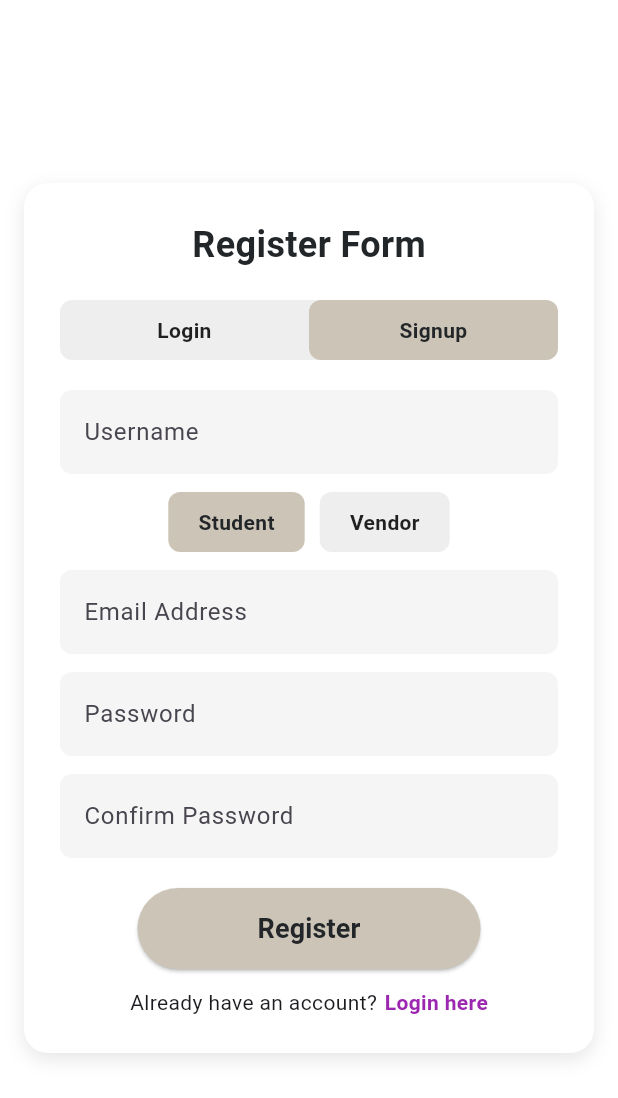
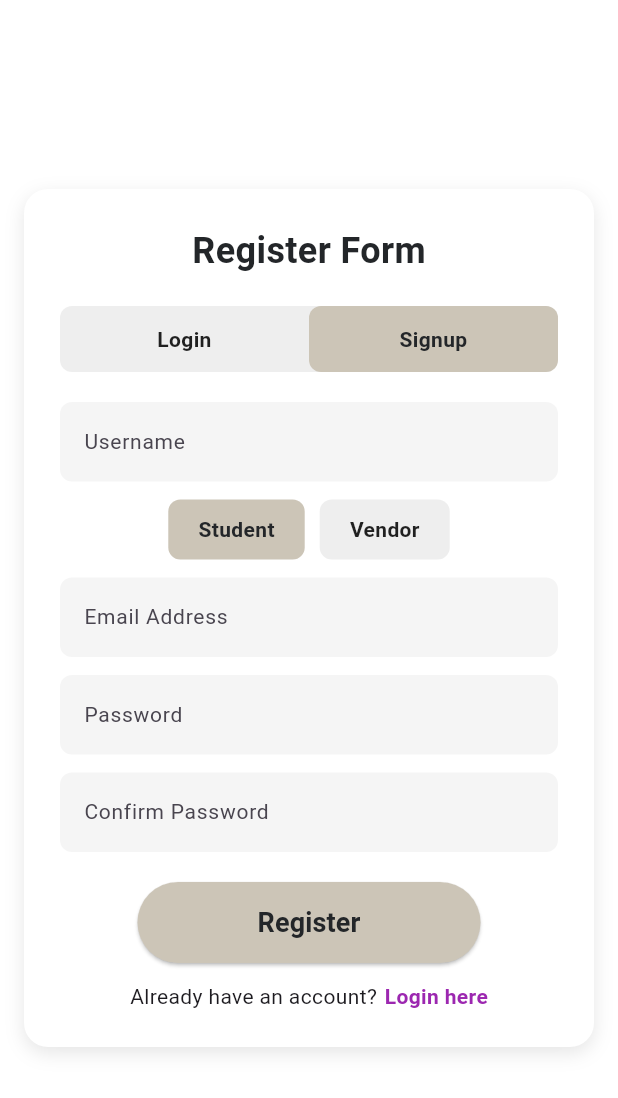
Before and after one commit to mrDracarysCS/campus_cart, a Flutter app: the LoginRegisterView screen opened by its route, after a tap on "Signup", on a phone screen of 412 x 824 dp. Shown: the top 1098 px of the screen. Run offline on Flutter 3.47's test engine with Material 3 defaults, Android fonts, the phone set to English and light mode, and no system bars; our stand-ins replace google_fonts, supabase_flutter; accounts and stored records are empty.

Commit message:
login_reg_fixed

```diff
--- a/campus_cart/lib/main.dart
+++ b/campus_cart/lib/main.dart
@@ -19,8 +19,9 @@ Future<void> main() async {
   // ✅ Initialize Supabase
   await Supabase.initialize(
     url:
-        "https://rxfxrjurvhyhtpienete.supabase.co", // replace with your project URL
-    anonKey: "eyJhbGciOiJIUzI1NiIsInR5cCI6IkpXVCJ9.eyJpc3MiOiJzdXBhYmFzZSIsInJlZiI6InJ4ZnhyanVydmh5aHRwaWVuZXRlIiwicm9sZSI6ImFub24iLCJpYXQiOjE3NTM2NTYwMTksImV4cCI6MjA2OTIzMjAxOX0.yy4sJJG6xwQPzQj0KCplG3ZmRvtv8jJ4MMIGCRFFogE", // replace with your anon key
+        "https://bkguuklqohtvhxeeuxkl.supabase.co", // replace with your project URL
+    anonKey:
+        "eyJhbGciOiJIUzI1NiIsInR5cCI6IkpXVCJ9.eyJpc3MiOiJzdXBhYmFzZSIsInJlZiI6ImJrZ3V1a2xxb2h0dmh4ZWV1eGtsIiwicm9sZSI6ImFub24iLCJpYXQiOjE3NTM3NTYzNDUsImV4cCI6MjA2OTMzMjM0NX0.-FYwDX4cmDcpEmJ2ZkJQtZkhpwojA4SBIXH7LSP5vus", // replace with your anon key
   );
 
   runApp(const CampusCartApp());
--- a/campus_cart/lib/views/auth/login_register_view.dart
+++ b/campus_cart/lib/views/auth/login_register_view.dart
@@ -1,7 +1,7 @@
 import 'package:flutter/material.dart';
 import 'package:campus_cart/utils/constants.dart';
+import 'package:campus_cart/models/app_user.dart';
 import 'package:campus_cart/db/auth_service.dart';
-import 'package:campus_cart/models/app_user.dart';
 
 class LoginRegisterView extends StatefulWidget {
   final bool startInLogin;
@@ -14,13 +14,12 @@ class LoginRegisterView extends StatefulWidget {
 
 class _LoginRegisterViewState extends State<LoginRegisterView> {
   late bool isLogin;
-  String selectedRole = "Student"; // Default role
+  String selectedRole = "Student";
 
-  final TextEditingController _emailController = TextEditingController();
-  final TextEditingController _passwordController = TextEditingController();
-  final TextEditingController _confirmPasswordController =
-      TextEditingController();
-  final TextEditingController _usernameController = TextEditingController();
+  final _emailController = TextEditingController();
+  final _passwordController = TextEditingController();
+  final _confirmPasswordController = TextEditingController();
+  final _usernameController = TextEditingController();
 
   bool isLoading = false;
 
@@ -30,16 +29,23 @@ class _LoginRegisterViewState extends State<LoginRegisterView> {
     isLogin = widget.startInLogin;
   }
 
-  void _showMessage(String message, Color color) {
-    ScaffoldMessenger.of(context).showSnackBar(
-      SnackBar(content: Text(message), backgroundColor: color),
-    );
+  void _showMessage(String msg, Color color) {
+    ScaffoldMessenger.of(
+      context,
+    ).showSnackBar(SnackBar(content: Text(msg), backgroundColor: color));
   }
 
   Future<void> _handleSubmit() async {
     if (!isLogin &&
-        _passwordController.text != _confirmPasswordController.text) {
+        _passwordController.text.trim() !=
+            _confirmPasswordController.text.trim()) {
       _showMessage("Passwords do not match!", Colors.red);
+      return;
+    }
+
+    if (_emailController.text.trim().isEmpty ||
+        _passwordController.text.trim().isEmpty) {
+      _showMessage("Email and password are required!", Colors.red);
       return;
     }
 
@@ -64,15 +70,17 @@ class _LoginRegisterViewState extends State<LoginRegisterView> {
 
       if (user == null) {
         _showMessage(
-            isLogin ? "Login failed!" : "Registration failed!", Colors.red);
+          isLogin ? "Login failed!" : "Registration failed!",
+          Colors.red,
+        );
         return;
       }
 
       _showMessage(
         isLogin ? "Login successful!" : "Registration successful!",
-          Colors.green);
+        Colors.green,
+      );
 
-      // Redirect based on role
       if (user.role == UserRole.vendor) {
         Navigator.pushReplacementNamed(context, '/vendor');
       } else {
@@ -83,6 +91,73 @@ class _LoginRegisterViewState extends State<LoginRegisterView> {
     } finally {
       setState(() => isLoading = false);
     }
+  }
+
+  Widget _toggleButton(String text, bool selected, VoidCallback onPressed) {
+    return Expanded(
+      child: GestureDetector(
+        onTap: onPressed,
+        child: Container(
+          padding: const EdgeInsets.symmetric(vertical: 12),
+          decoration: BoxDecoration(
+            color: selected ? kAccentLightColor : Colors.transparent,
+            borderRadius: BorderRadius.circular(8),
+          ),
+          child: Text(
+            text,
+            textAlign: TextAlign.center,
+            style: TextStyle(
+              fontWeight: FontWeight.w600,
+              fontSize: 14,
+              color: selected ? kPrimaryDarkColor : Colors.black87,
+            ),
+          ),
+        ),
+      ),
+    );
+  }
+
+  Widget _roleOption(String role) {
+    final isSelected = selectedRole == role;
+    return GestureDetector(
+      onTap: () => setState(() => selectedRole = role),
+      child: Container(
+        padding: const EdgeInsets.symmetric(vertical: 10, horizontal: 20),
+        decoration: BoxDecoration(
+          color: isSelected ? kAccentLightColor : Colors.grey[200],
+          borderRadius: BorderRadius.circular(8),
+        ),
+        child: Text(
+          role,
+          style: TextStyle(
+            fontWeight: FontWeight.w600,
+            fontSize: 14,
+            color: isSelected ? kPrimaryDarkColor : Colors.black87,
+          ),
+        ),
+      ),
+    );
+  }
+
+  Widget _buildTextField({
+    required TextEditingController controller,
+    required String hint,
+    bool isPassword = false,
+  }) {
+    return TextField(
+      controller: controller,
+      obscureText: isPassword,
+      style: const TextStyle(fontSize: 14, color: Colors.black),
+      decoration: InputDecoration(
+        hintText: hint,
+        filled: true,
+        fillColor: Colors.grey[100],
+        border: OutlineInputBorder(
+          borderRadius: BorderRadius.circular(8),
+          borderSide: BorderSide.none,
+        ),
+      ),
+    );
   }
 
   @override
@@ -111,7 +186,7 @@ class _LoginRegisterViewState extends State<LoginRegisterView> {
                 isLogin ? "Login Form" : "Register Form",
                 style: const TextStyle(
                   fontSize: 24,
-                  fontWeight: FontWeight.w700,
+                  fontWeight: FontWeight.bold,
                   color: kPrimaryDarkColor,
                 ),
               ),
@@ -140,10 +215,8 @@ class _LoginRegisterViewState extends State<LoginRegisterView> {
                 _buildTextField(
                   controller: _usernameController,
                   hint: "Username",
-                    isPassword: false),
+                ),
                 const SizedBox(height: 12),
-
-                // Role selection
                 Row(
                   mainAxisAlignment: MainAxisAlignment.center,
                   children: [
@@ -158,52 +231,47 @@ class _LoginRegisterViewState extends State<LoginRegisterView> {
               _buildTextField(
                 controller: _emailController,
                 hint: "Email Address",
-                  isPassword: false),
+              ),
               const SizedBox(height: 12),
 
               _buildTextField(
                 controller: _passwordController,
                 hint: "Password",
-                  isPassword: true),
+                isPassword: true,
+              ),
 
               if (!isLogin) ...[
                 const SizedBox(height: 12),
                 _buildTextField(
                   controller: _confirmPasswordController,
                   hint: "Confirm Password",
-                    isPassword: true),
+                  isPassword: true,
+                ),
               ],
-
-              if (isLogin)
-                Align(
-                  alignment: Alignment.centerRight,
-                  child: Padding(
-                    padding: const EdgeInsets.only(top: 8),
-                    child: Text(
-                      "Forgot password?",
-                      style: TextStyle(fontSize: 14, color: Colors.purple[700]),
-                    ),
-                  ),
-                ),
 
               const SizedBox(height: 20),
 
               ElevatedButton(
                 onPressed: isLoading ? null : _handleSubmit,
                 style: ElevatedButton.styleFrom(
-                  padding:
-                      const EdgeInsets.symmetric(vertical: 14, horizontal: 80),
-                  shape: RoundedRectangleBorder(
-                      borderRadius: BorderRadius.circular(30)),
                   backgroundColor: kAccentLightColor,
                   foregroundColor: kPrimaryDarkColor,
+                  padding: const EdgeInsets.symmetric(
+                    vertical: 14,
+                    horizontal: 80,
+                  ),
+                  shape: RoundedRectangleBorder(
+                    borderRadius: BorderRadius.circular(30),
+                  ),
                 ),
                 child: isLoading
                     ? const CircularProgressIndicator(color: Colors.black)
                     : Text(
                         isLogin ? "Login" : "Register",
                         style: const TextStyle(
-                            fontSize: 18, fontWeight: FontWeight.w600),
+                          fontSize: 18,
+                          fontWeight: FontWeight.bold,
+                        ),
                       ),
               ),
               const SizedBox(height: 12),
@@ -211,9 +279,7 @@ class _LoginRegisterViewState extends State<LoginRegisterView> {
               Row(
                 mainAxisAlignment: MainAxisAlignment.center,
                 children: [
-                  Text(isLogin
-                      ? "Not a member?"
-                      : "Already have an account?"),
+                  Text(isLogin ? "Not a member?" : "Already have an account?"),
                   const SizedBox(width: 5),
                   GestureDetector(
                     onTap: () => setState(() => isLogin = !isLogin),
@@ -222,7 +288,8 @@ class _LoginRegisterViewState extends State<LoginRegisterView> {
                       style: const TextStyle(
                         color: Colors.purple,
                         fontWeight: FontWeight.bold,
-                          fontSize: 14),
+                        fontSize: 14,
+                      ),
                     ),
                   ),
                 ],
@@ -233,62 +300,4 @@ class _LoginRegisterViewState extends State<LoginRegisterView> {
       ),
     );
   }
-
-  Widget _roleOption(String role) {
-    final isSelected = selectedRole == role;
-    return GestureDetector(
-      onTap: () => setState(() => selectedRole = role),
-      child: Container(
-        padding: const EdgeInsets.symmetric(vertical: 10, horizontal: 20),
-        decoration: BoxDecoration(
-          color: isSelected ? kAccentLightColor : Colors.grey[200],
-          borderRadius: BorderRadius.circular(8),
-        ),
-        child: Text(role,
-            style: TextStyle(
-                fontWeight: FontWeight.w600,
-                fontSize: 14,
-                color: isSelected ? kPrimaryDarkColor : Colors.black87)),
-      ),
-    );
 }
-
-  Widget _buildTextField({
-    required TextEditingController controller,
-    required String hint,
-    required bool isPassword,
-  }) {
-    return TextField(
-      controller: controller,
-      obscureText: isPassword,
-      decoration: InputDecoration(
-        hintText: hint,
-        filled: true,
-        fillColor: Colors.grey[100],
-        border:
-            OutlineInputBorder(borderRadius: BorderRadius.circular(8), borderSide: BorderSide.none),
-      ),
-    );
-  }
-
-  Widget _toggleButton(String text, bool selected, VoidCallback onPressed) {
-    return Expanded(
-      child: GestureDetector(
-        onTap: onPressed,
-        child: Container(
-          padding: const EdgeInsets.symmetric(vertical: 10),
-          decoration: BoxDecoration(
-            color: selected ? kAccentLightColor : Colors.transparent,
-            borderRadius: BorderRadius.circular(8),
-          ),
-          child: Text(text,
-              textAlign: TextAlign.center,
-              style: TextStyle(
-                  fontWeight: FontWeight.w600,
-                  fontSize: 14,
-                  color: selected ? kPrimaryDarkColor : Colors.black87)),
-        ),
-      ),
-    );
-  }
-}
--- a/campus_cart/pubspec.yaml
+++ b/campus_cart/pubspec.yaml
@@ -30,7 +30,7 @@ environment:
 dependencies:
   flutter:
     sdk: flutter
-  supabase_flutter: ^2.0.0
+  supabase_flutter: ^2.5.5
   path: ^1.9.0
   google_fonts: ^6.2.1
 
```
Also changed, not shown: campus_cart/lib/db/auth_service.dart (+16 -24 lines). Lines whose indentation alone changed are shown as unchanged.
